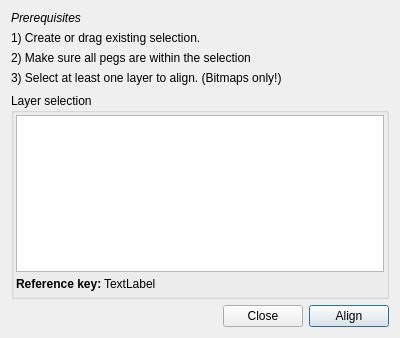
This is app/ui/pegbaralignmentdialog.ui in pencil2d/pencil as Qt 5 draws it before an edit. The edited form follows.
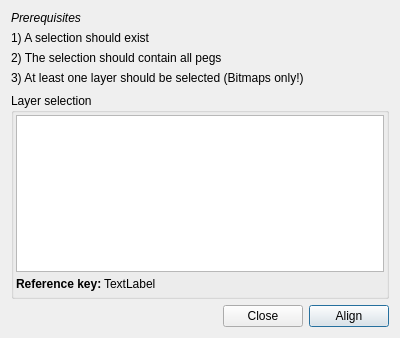
This is the edited form. Icons and pictures are not drawn.

```diff
--- a/app/ui/pegbaralignmentdialog.ui
+++ b/app/ui/pegbaralignmentdialog.ui
@@ -40,21 +40,21 @@
      <item>
       <widget class="QLabel" name="labSelectCenterPegs">
        <property name="text">
-        <string>1) Create or drag existing selection.</string>
+        <string>1) A selection should exist</string>
        </property>
       </widget>
      </item>
      <item>
       <widget class="QLabel" name="label">
        <property name="text">
-        <string>2) Make sure all pegs are within the selection</string>
+        <string>2) The selection should contain all pegs</string>
        </property>
       </widget>
      </item>
      <item>
       <widget class="QLabel" name="labSelectLayers">
        <property name="text">
-        <string>3) Select at least one layer to align. (Bitmaps only!)</string>
+        <string>3) At least one layer should be selected (Bitmaps only!)</string>
        </property>
       </widget>
      </item>
```
